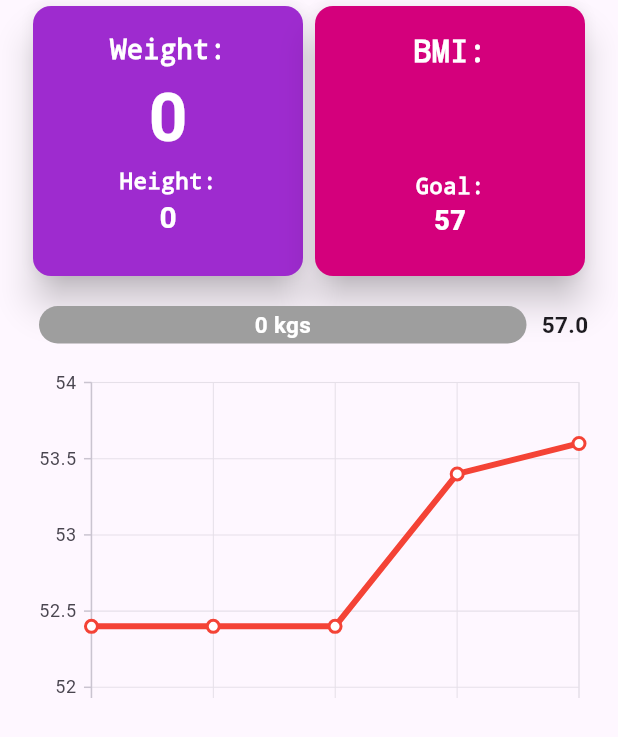
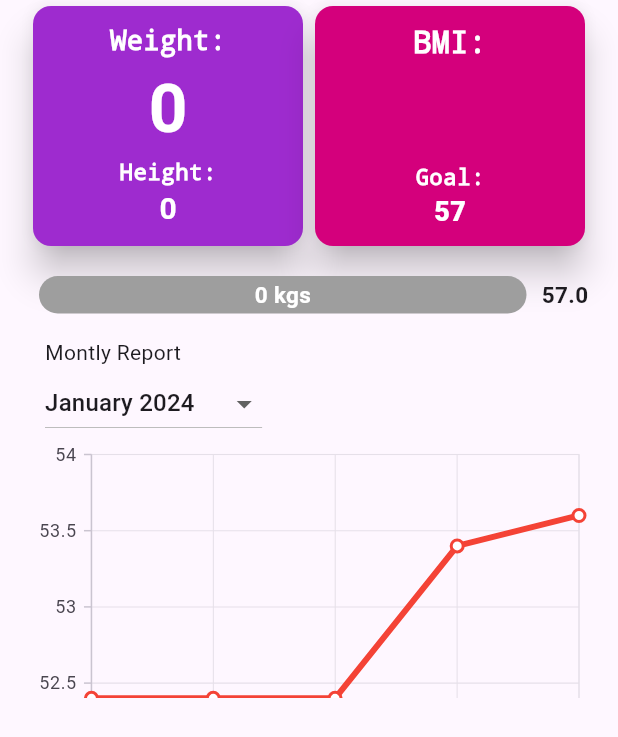
Before and after one commit to munawarvp/LLFit, a Flutter app: the Report widget shown alone on an empty page, opened directly with empty values, on a phone screen of 412 x 824 dp. Shown: the top 737 px of the screen. Run offline on Flutter 3.47's test engine with Material 3 defaults, Android fonts, the phone set to English and light mode, and no system bars; drawn by our look-alikes of percent_indicator; our stand-ins replace dio, flutter_neumorphic, jwt_decoder, shared_preferences, syncfusion_flutter_charts; missing offline and left inert: dart:ffi; accounts and stored records are empty; network calls fail.

Commit message:
month based dropdown setup

```diff
--- a/llfit_application/lib/components/report.dart
+++ b/llfit_application/lib/components/report.dart
@@ -17,6 +17,27 @@ class _ReportState extends State<Report> {
   late ZoomPanBehavior _zoomPanBehavior;
   late TrackballBehavior _trackballBehavior;
 
+
+  final int year = DateTime.now().year;
+  final List<String> monthNames = [
+    'January',
+    'February',
+    'March',
+    'April',
+    'May',
+    'June',
+    'July',
+    'August',
+    'September',
+    'October',
+    'November',
+    'December',
+    'All'
+  ];
+  late DateTime selectedItem;
+  final List<DateTime> months =
+      List<DateTime>.generate(12, (int index) => DateTime(2024, index + 1, 1));
+
   final List<SalesData> chartData = [
     SalesData(DateTime(2010), 52.4),
     SalesData(DateTime(2011), 52.4),
@@ -27,15 +48,16 @@ class _ReportState extends State<Report> {
 
   @override
   void initState() {
+    selectedItem = DateTime(2024);
     _zoomPanBehavior = ZoomPanBehavior(
       enablePinching: true,
       enablePanning: true,
       zoomMode: ZoomMode.xy,
     );
     _trackballBehavior = TrackballBehavior(
-      enable: true,
-      markerSettings: TrackballMarkerSettings(markerVisibility: TrackballVisibilityMode.visible)
-    );
+        enable: true,
+        markerSettings: TrackballMarkerSettings(
+            markerVisibility: TrackballVisibilityMode.visible));
     super.initState();
   }
 
@@ -56,9 +78,9 @@ class _ReportState extends State<Report> {
                 color: primaryColor,
                 child: SizedBox(
                   width: 180,
-                  height: 180,
+                  height: 160,
                   child: Padding(
-                    padding: const EdgeInsets.all(16.0),
+                    padding: const EdgeInsets.all(10.0),
                     child: Column(
                       children: [
                         const Text('Weight:',
@@ -94,9 +116,9 @@ class _ReportState extends State<Report> {
                 color: cardOne,
                 child: SizedBox(
                   width: 180,
-                  height: 180,
+                  height: 160,
                   child: Padding(
-                    padding: const EdgeInsets.all(16.0),
+                    padding: const EdgeInsets.all(10.0),
                     child: Column(
                       children: [
                         const Text('BMI:',
@@ -162,6 +184,38 @@ class _ReportState extends State<Report> {
             ),
           ),
           Padding(
+            padding: const EdgeInsets.symmetric(horizontal: 30.0),
+            child: Text('Montly Report'),
+          ),
+          Padding(
+            padding: EdgeInsets.symmetric(horizontal: 30.0),
+            child: Row(
+              children: [
+                SizedBox(
+                  // width: MediaQuery.of(context).size.width * 0.5,
+                  child: DropdownButton<DateTime>(
+                    value: selectedItem,
+                    menuMaxHeight: 150,
+                    items: months.map<DropdownMenuItem<DateTime>>((DateTime value) {
+                      return DropdownMenuItem<DateTime>(
+                        value: value,
+                        child: Text('${monthNames[value.month - 1]} ${value.year}'),
+                      );
+                    }).toList(),
+                    onChanged: (DateTime? newValue) {
+                      // Handle the change here
+                      print("${newValue} --- new selected value");
+                      setState(() {
+                        selectedItem = newValue!;
+                      });
+                    },
+                  ),
+                ),
+                SizedBox(width: 100)
+              ],
+            ),
+          ),
+          Padding(
             padding: const EdgeInsets.symmetric(horizontal: 16.0),
             child: Container(
                 height: 300,
@@ -175,7 +229,7 @@ class _ReportState extends State<Report> {
                           dataSource: chartData,
                           color: Colors.red,
                           width: 4,
-                          markerSettings: MarkerSettings(isVisible: true),
+                          markerSettings: const MarkerSettings(isVisible: true),
                           xValueMapper: (SalesData sales, _) => sales.date,
                           yValueMapper: (SalesData sales, _) => sales.weight),
                     ])),
--- a/llfit_application/lib/screens/profile_screen.dart
+++ b/llfit_application/lib/screens/profile_screen.dart
@@ -48,7 +48,7 @@ class _ProfileScreenState extends State<ProfileScreen> {
                     child: CircleAvatar(
                       radius: 68,
                       child: CircleAvatar(
-                        backgroundColor: Colors.blueGrey,
+                        backgroundColor: Color.fromARGB(193, 157, 203, 226),
                         backgroundImage: NetworkImage(
                             "https://yoolk.ninja/wp-content/uploads/2022/04/OnePiece-Monkey-D-Luffy-1024x819.png'"),
                         radius: 100,
--- a/llfit_application/lib/services/user.dart
+++ b/llfit_application/lib/services/user.dart
@@ -14,6 +14,7 @@ final Dio dio = Dio()..interceptors.add(
     InterceptorsWrapper(
       onError: (DioException error, handler) async {
         if(error.response?.statusCode == 401){
+          print('access token expired --- called for refresh');
           String token = await refreshAccessToken();
           final requestOptions = error.response!.requestOptions.copyWith(
             headers: {'Authorization': 'Bearer $token'}
@@ -28,6 +29,7 @@ final Dio dio = Dio()..interceptors.add(
             data: requestOptions.data,
             queryParameters: requestOptions.queryParameters
           );
+          print("${response.data} --- refresh response");
           return handler.resolve(response);
         }
       },
@@ -60,9 +62,11 @@ Future<void> checkToken(context) async {
   SharedPreferences prefs = await SharedPreferences.getInstance();
   String? token = prefs.getString('token');
   if (token == null || token.isEmpty){
+    print('No access token exist');
     Navigator.of(context).push(MaterialPageRoute(builder: (ctx)=>const LoginScreen()));
   }
   else{
+    print('access token exist');
     final decodedToken = decodeJwt(token);
     final Map<String, dynamic> profile = await getUserProfile(decodedToken['userId'], token, context);
     final Map<String, dynamic> metrics = await getUserMetrics(token);
```
